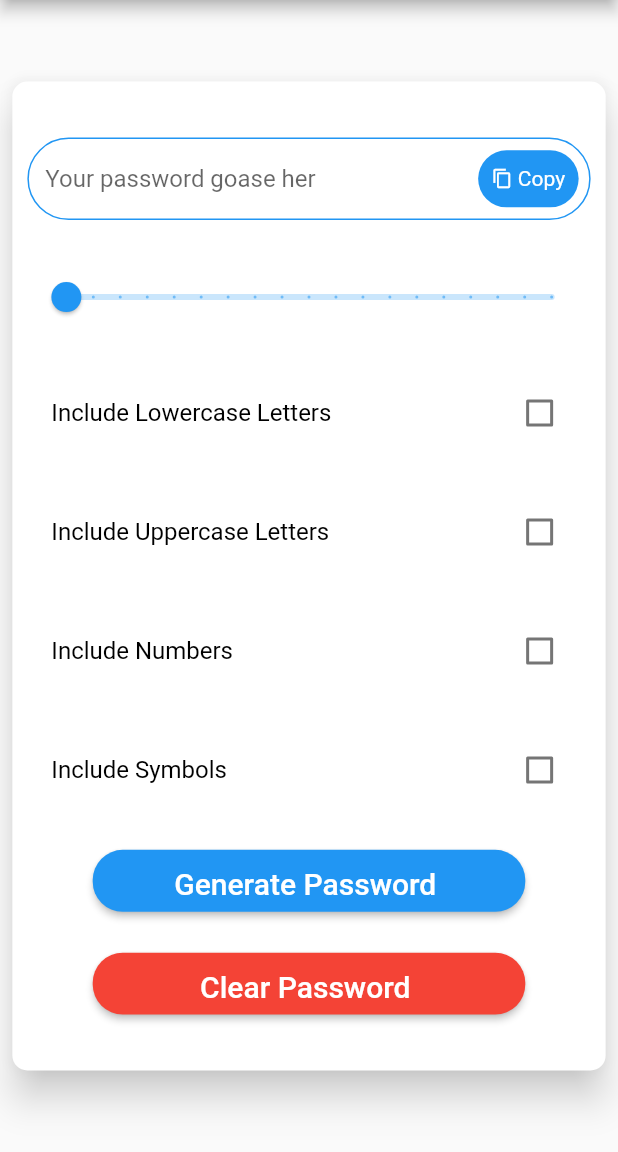
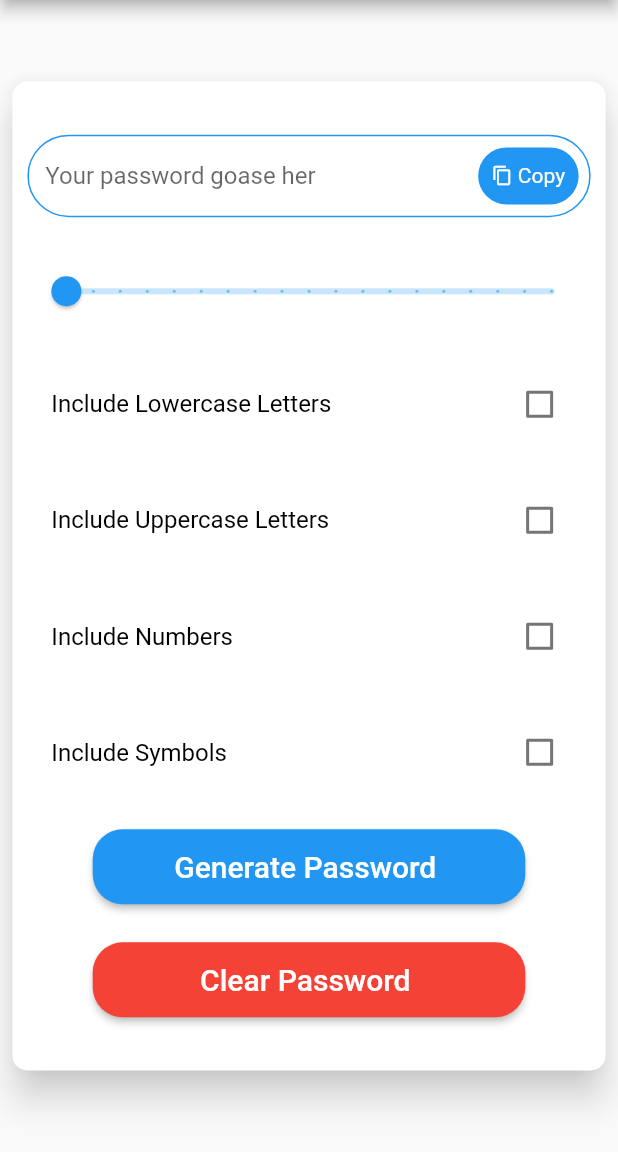
Before and after one commit to aminemeickel/Password_generator_flutter, a Flutter app: the screen it shows after launch, on a phone screen of 412 x 824 dp, the part 84-1236 px from its top. Run offline on Flutter 3.47's test engine with Material 2 defaults, Android fonts, the phone set to English and light mode, and no system bars; our stand-ins replace fluttertoast, sqflite; accounts and stored records are empty.

Commit message:
fix button Size

```diff
--- a/lib/components/costumButton.dart
+++ b/lib/components/costumButton.dart
@@ -17,7 +17,7 @@ class CustomButton extends StatelessWidget {
   Widget build(BuildContext context) {
     return Container(
       width: size.width * .7,
-      height: size.height * .05,
+      height: 50,
       child: ElevatedButton(
         style: ButtonStyle(
           padding:
--- a/lib/home.dart
+++ b/lib/home.dart
@@ -48,7 +48,9 @@ class _HomePageState extends State<HomePage> {
           color: Colors.white,
           child: Container(
             constraints: BoxConstraints.tightFor(
-                height: size.height * .8, width: size.width * .96),
+              height: size.height * .8,
+              width: size.width * .96,
+            ),
             alignment: Alignment.center,
             padding: EdgeInsets.all(10),
             child: Column(
```
Also changed, not shown: 2 other files.
